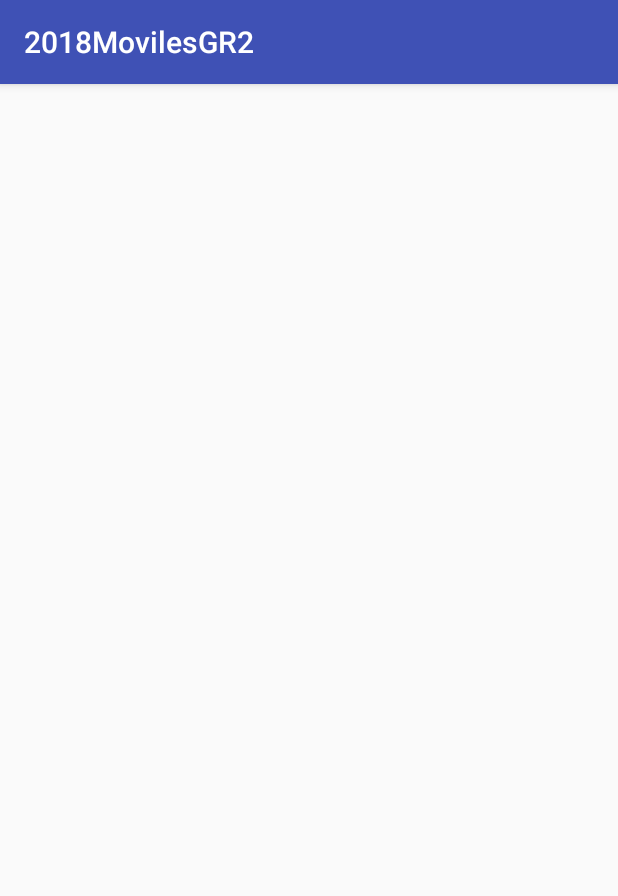
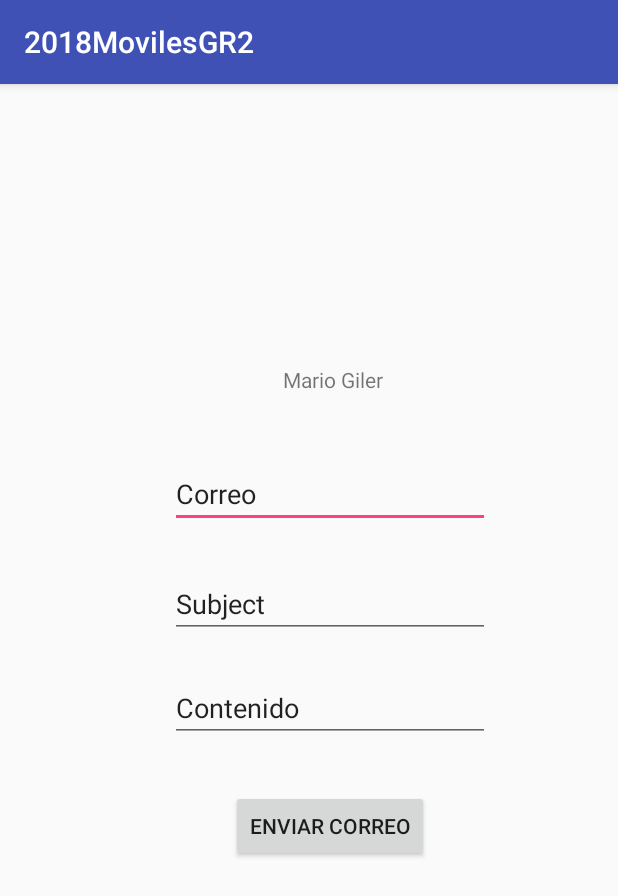
Before and after one commit to 2018-B-GR2-AplicacionesMoviles/giler-salavarria-mario-javier, an Android app: the screen it shows after launch (ButtonActivity), after a tap on "BUTTON", on a phone screen of 412 x 824 dp. Shown: the top 896 px of the screen. Run offline under Robolectric (Android 15) with nearby library versions, the phone set to English and light mode, and no system bars.

Commit message:
Intent Class

```diff
--- a/02-android/app/src/main/java/com/example/mjg70/a2018movilesgr2/ButtonActivity.kt
+++ b/02-android/app/src/main/java/com/example/mjg70/a2018movilesgr2/ButtonActivity.kt
@@ -1,12 +1,35 @@
 package com.example.mjg70.a2018movilesgr2
 
+import android.content.Intent
 import android.support.v7.app.AppCompatActivity
 import android.os.Bundle
+import kotlinx.android.synthetic.main.activity_button.*
 
 class ButtonActivity : AppCompatActivity() {
-
+    var nombre:String=""
+    var apellido:String=""
     override fun onCreate(savedInstanceState: Bundle?) {
         super.onCreate(savedInstanceState)
         setContentView(R.layout.activity_button)
+        capturarDatosIntent()
+        btn_enviar_correo.setOnClickListener { enviarItemMail() }
+        txt_content.text="${nombre} ${apellido}"
+    }
+
+    fun capturarDatosIntent(){
+        nombre=intent.getStringExtra("nombre")
+        apellido=intent.getStringExtra("apellido")
+    }
+
+    fun enviarItemMail(){
+        val correo = txt_mail.text
+        val subject = txt_mail.text
+        val contenido = txt_mail.text
+        val intent=Intent(Intent.ACTION_SEND)
+        intent.type="text/html"
+        intent.putExtra(Intent.EXTRA_EMAIL, arrayOf(correo, "mariojavier0795@gmai.com"))
+        intent.putExtra(Intent.EXTRA_EMAIL, subject)
+        intent.putExtra(Intent.EXTRA_EMAIL, contenido)
+        startActivity(intent)
     }
 }
--- a/02-android/app/src/main/java/com/example/mjg70/a2018movilesgr2/MainActivity.kt
+++ b/02-android/app/src/main/java/com/example/mjg70/a2018movilesgr2/MainActivity.kt
@@ -25,6 +25,8 @@ class MainActivity : AppCompatActivity() {
 
     fun irPantallaBotones(){
         val intentIrBotones=Intent(this, ButtonActivity::class.java)
+        intentIrBotones.putExtra("nombre", "Mario")
+        intentIrBotones.putExtra("apellido", "Giler")
         startActivity(intentIrBotones)
     }
 }
--- a/02-android/app/src/main/res/layout/activity_button.xml
+++ b/02-android/app/src/main/res/layout/activity_button.xml
@@ -6,4 +6,69 @@
     android:layout_height="match_parent"
     tools:context="com.example.mjg70.a2018movilesgr2.ButtonActivity">
 
+    <TextView
+        android:id="@+id/txt_content"
+        android:layout_width="wrap_content"
+        android:layout_height="wrap_content"
+        android:layout_marginStart="8dp"
+        android:layout_marginTop="8dp"
+        android:layout_marginEnd="8dp"
+        android:layout_marginBottom="8dp"
+        android:text="TextView"
+        app:layout_constraintBottom_toBottomOf="parent"
+        app:layout_constraintEnd_toEndOf="parent"
+        app:layout_constraintHorizontal_bias="0.548"
+        app:layout_constraintStart_toStartOf="parent"
+        app:layout_constraintTop_toTopOf="parent"
+        app:layout_constraintVertical_bias="0.245" />
+
+    <Button
+        android:id="@+id/btn_enviar_correo"
+        android:layout_width="wrap_content"
+        android:layout_height="wrap_content"
+        android:layout_marginTop="32dp"
+        android:text="Enviar Correo"
+        app:layout_constraintEnd_toEndOf="@+id/txt_contenido"
+        app:layout_constraintHorizontal_bias="0.496"
+        app:layout_constraintStart_toStartOf="@+id/txt_contenido"
+        app:layout_constraintTop_toBottomOf="@+id/txt_contenido" />
+
+    <EditText
+        android:id="@+id/txt_mail"
+        android:layout_width="wrap_content"
+        android:layout_height="wrap_content"
+        android:layout_marginTop="44dp"
+        android:ems="10"
+        android:inputType="textPersonName"
+        android:text="Correo"
+        app:layout_constraintEnd_toEndOf="@+id/txt_content"
+        app:layout_constraintHorizontal_bias="0.515"
+        app:layout_constraintStart_toStartOf="@+id/txt_content"
+        app:layout_constraintTop_toBottomOf="@+id/txt_content" />
+
+    <EditText
+        android:id="@+id/txt_subject"
+        android:layout_width="wrap_content"
+        android:layout_height="wrap_content"
+        android:layout_marginTop="28dp"
+        android:ems="10"
+        android:inputType="textPersonName"
+        android:text="Subject"
+        app:layout_constraintEnd_toEndOf="@+id/txt_mail"
+        app:layout_constraintHorizontal_bias="0.0"
+        app:layout_constraintStart_toStartOf="@+id/txt_mail"
+        app:layout_constraintTop_toBottomOf="@+id/txt_mail" />
+
+    <EditText
+        android:id="@+id/txt_contenido"
+        android:layout_width="wrap_content"
+        android:layout_height="wrap_content"
+        android:layout_marginTop="24dp"
+        android:ems="10"
+        android:inputType="textPersonName"
+        android:text="Contenido"
+        app:layout_constraintEnd_toEndOf="@+id/txt_subject"
+        app:layout_constraintHorizontal_bias="0.0"
+        app:layout_constraintStart_toStartOf="@+id/txt_subject"
+        app:layout_constraintTop_toBottomOf="@+id/txt_subject" />
 </android.support.constraint.ConstraintLayout>
--- a/02-android/app/src/main/res/layout/activity_main.xml
+++ b/02-android/app/src/main/res/layout/activity_main.xml
@@ -22,23 +22,25 @@
         android:id="@+id/boton_navegar"
         android:layout_width="wrap_content"
         android:layout_height="wrap_content"
+        android:layout_marginStart="8dp"
         android:layout_marginEnd="8dp"
-        android:layout_marginStart="8dp"
+        android:layout_marginBottom="152dp"
         android:text="Button"
+        app:layout_constraintBottom_toBottomOf="parent"
         app:layout_constraintEnd_toEndOf="@+id/editText"
-        app:layout_constraintStart_toStartOf="@+id/editText"
-        tools:layout_editor_absoluteY="280dp" />
+        app:layout_constraintHorizontal_bias="0.495"
+        app:layout_constraintStart_toStartOf="@+id/editText" />
 
     <EditText
         android:id="@+id/editText"
         android:layout_width="wrap_content"
-        android:layout_height="wrap_content"
+        android:layout_height="37dp"
         android:layout_marginEnd="8dp"
-        android:layout_marginStart="8dp"
         android:ems="10"
         android:inputType="textPassword"
-        app:layout_constraintEnd_toEndOf="parent"
-        app:layout_constraintStart_toStartOf="parent"
-        tools:layout_editor_absoluteY="168dp" />
+        app:layout_constraintEnd_toEndOf="@+id/textView"
+        app:layout_constraintHorizontal_bias="1.0"
+        app:layout_constraintStart_toStartOf="@+id/textView"
+        tools:layout_editor_absoluteY="188dp" />
 
 </android.support.constraint.ConstraintLayout>
```
